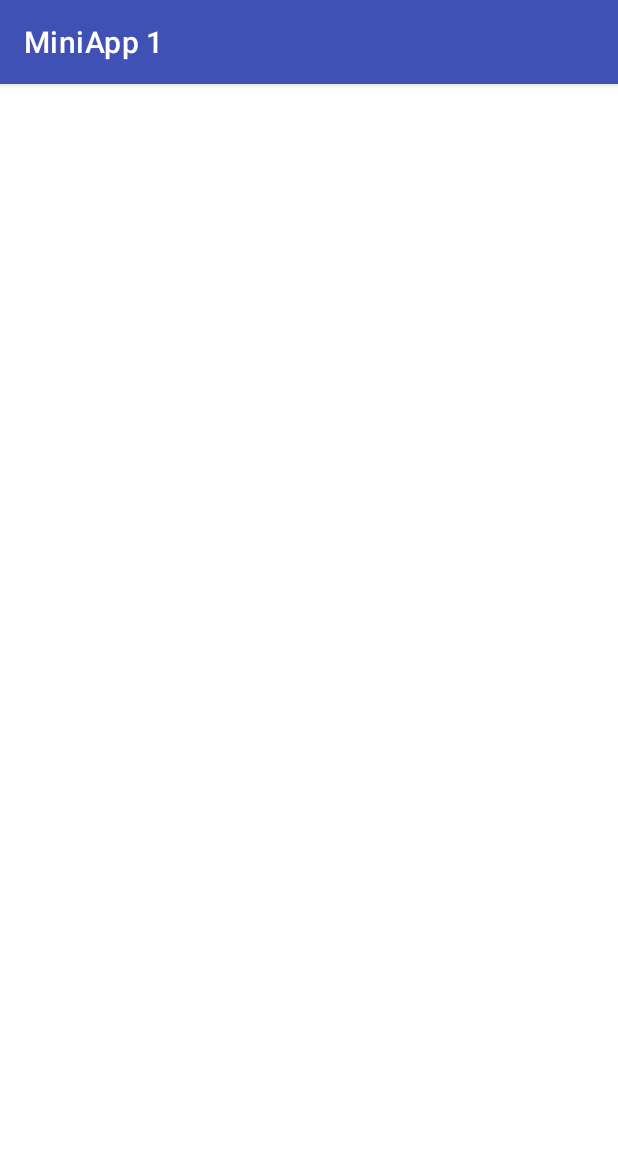
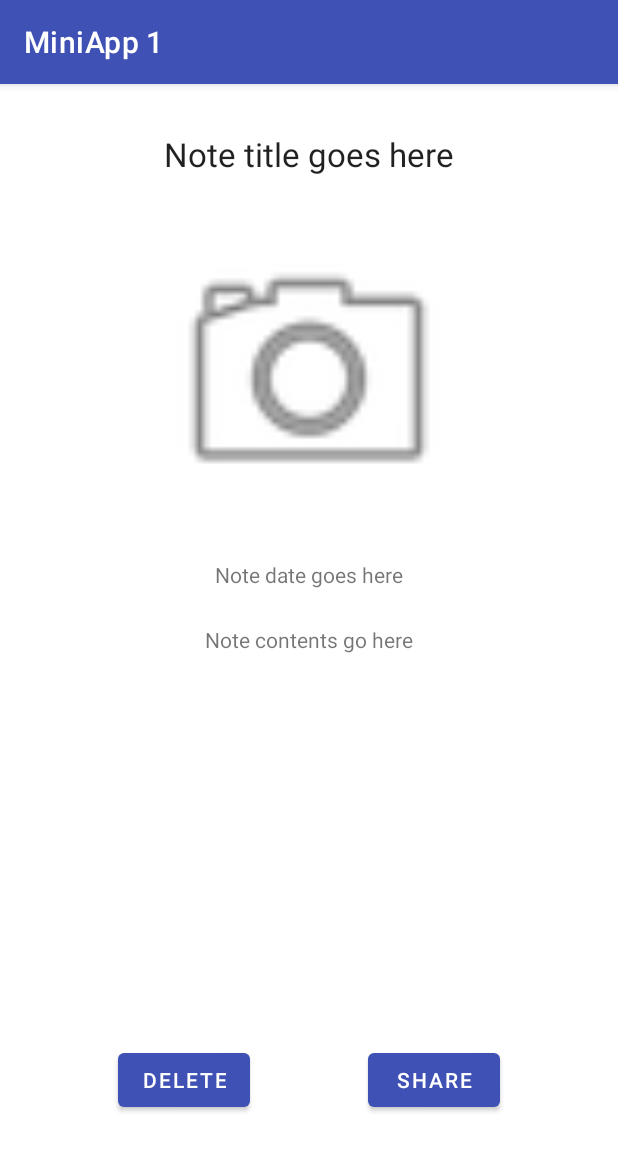
Before and after one commit to erazemk/MiniApp1, an Android app: the fragment DetailsFragment shown on its own in the app's theme, on a phone screen of 412 x 824 dp. Shown: the top 1151 px of the screen. Run offline under Robolectric (Android 15) with nearby library versions, the phone set to English and light mode, and no system bars.

Commit message:
Update all layouts

```diff
--- a/app/src/main/res/layout/fragment_details.xml
+++ b/app/src/main/res/layout/fragment_details.xml
@@ -1,7 +1,72 @@
 <?xml version="1.0" encoding="utf-8"?>
-<FrameLayout xmlns:android="http://schemas.android.com/apk/res/android"
+<androidx.constraintlayout.widget.ConstraintLayout xmlns:android="http://schemas.android.com/apk/res/android"
+    xmlns:app="http://schemas.android.com/apk/res-auto"
     xmlns:tools="http://schemas.android.com/tools"
+    android:id="@+id/relativeLayout"
     android:layout_width="match_parent"
     android:layout_height="match_parent"
     tools:context=".DetailsFragment">
-</FrameLayout>
+
+    <TextView
+        android:id="@+id/detailsTitle"
+        android:layout_width="wrap_content"
+        android:layout_height="wrap_content"
+        android:layout_marginTop="32dp"
+        android:text="@string/note_title_placeholder_text"
+        android:textAppearance="@style/TextAppearance.AppCompat.Large"
+        app:layout_constraintLeft_toLeftOf="parent"
+        app:layout_constraintRight_toRightOf="parent"
+        app:layout_constraintTop_toTopOf="parent" />
+
+    <ImageView
+        android:id="@+id/detailsImage"
+        android:layout_width="200dp"
+        android:layout_height="200dp"
+        android:layout_marginTop="32dp"
+        android:contentDescription="@string/note_photo_description_text"
+        android:src="@android:drawable/ic_menu_camera"
+        app:layout_constraintLeft_toLeftOf="parent"
+        app:layout_constraintRight_toRightOf="parent"
+        app:layout_constraintTop_toBottomOf="@+id/detailsTitle" />
+
+    <TextView
+        android:id="@+id/detailsTimestamp"
+        android:layout_width="wrap_content"
+        android:layout_height="wrap_content"
+        android:layout_marginTop="24dp"
+        android:text="@string/note_timestamp_placeholder_text"
+        app:layout_constraintLeft_toLeftOf="parent"
+        app:layout_constraintRight_toRightOf="parent"
+        app:layout_constraintTop_toBottomOf="@+id/detailsImage" />
+
+    <TextView
+        android:id="@+id/detailsText"
+        android:layout_width="wrap_content"
+        android:layout_height="wrap_content"
+        android:layout_marginTop="24dp"
+        android:text="@string/note_contents_placeholder_text"
+        app:layout_constraintLeft_toLeftOf="parent"
+        app:layout_constraintRight_toRightOf="parent"
+        app:layout_constraintTop_toBottomOf="@+id/detailsTimestamp" />
+
+    <Button
+        android:id="@+id/detailsDeleteButton"
+        android:layout_width="wrap_content"
+        android:layout_height="wrap_content"
+        android:layout_marginBottom="80dp"
+        android:text="@string/note_delete_button_text"
+        app:layout_constraintBottom_toBottomOf="parent"
+        app:layout_constraintEnd_toStartOf="@+id/detailsShareButton"
+        app:layout_constraintStart_toStartOf="parent" />
+
+    <Button
+        android:id="@+id/detailsShareButton"
+        android:layout_width="wrap_content"
+        android:layout_height="wrap_content"
+        android:layout_marginBottom="80dp"
+        android:text="@string/note_share_button_text"
+        app:layout_constraintBottom_toBottomOf="parent"
+        app:layout_constraintEnd_toEndOf="parent"
+        app:layout_constraintStart_toEndOf="@+id/detailsDeleteButton" />
+
+</androidx.constraintlayout.widget.ConstraintLayout>
```
Also changed, not shown: app/src/main/res/layout/activity_main.xml (+7 -0 lines), app/src/main/res/layout/fragment_new.xml (+60 -2 lines), app/src/main/res/layout/recycler_item_memo_model.xml (+6 -6 lines).
